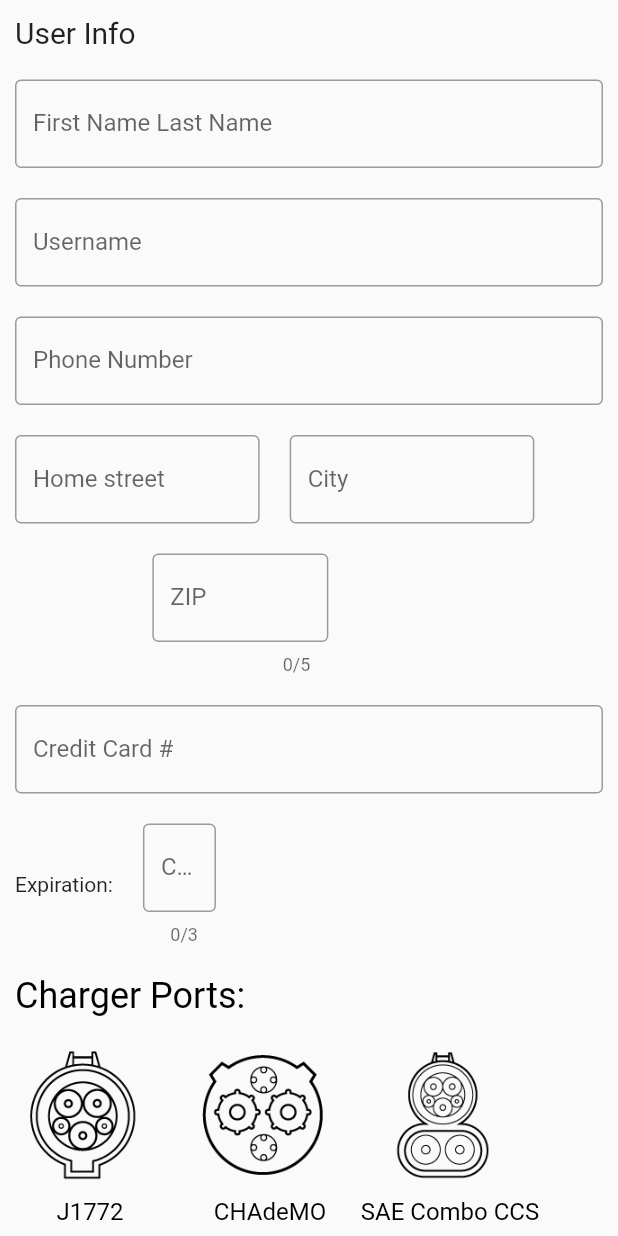
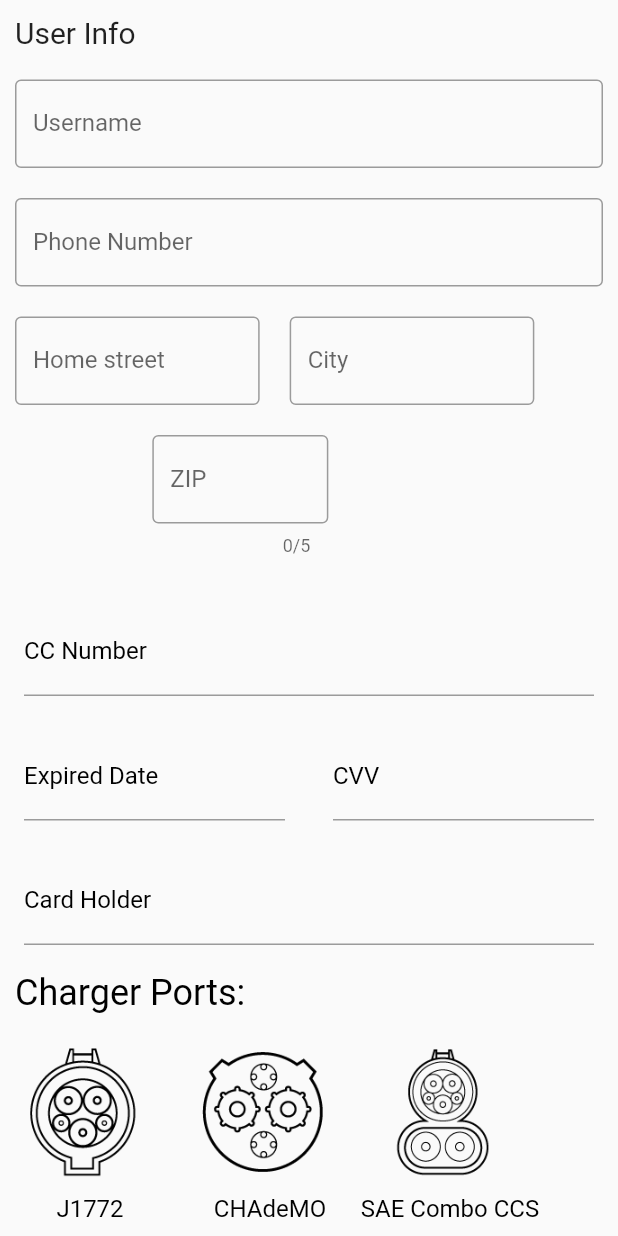
Before and after one commit to JonesParEnvorso/envorsocarcharger, a Flutter app: the AddPID screen opened directly, on a phone screen of 412 x 824 dp. Run offline on Flutter 3.47's test engine with Material 2 defaults, Android fonts, the phone set to English and light mode, and no system bars; drawn by our look-alikes of flutter_credit_card; our stand-ins replace avatar_glow, cloud_firestore, firebase_core, google_maps_flutter, speech_to_text; missing offline and left inert: highlight_text; accounts and stored records are empty.

Commit message:
Fixed navigation in newuser, newuseremail, firstLa

```diff
--- a/envorso_charging_app/lib/firstlaunch.dart
+++ b/envorso_charging_app/lib/firstlaunch.dart
@@ -1,6 +1,7 @@
 import 'package:envorso_charging_app/speech_recognition.dart';
 import 'package:flutter/material.dart';
 import 'newUserEmail.dart';
+import 'mapScreen.dart';
 
 void main() {
   runApp(const MyApp());
@@ -33,6 +34,9 @@ class _FirstLaunch extends State<FirstLaunch> {
 
   goToSignUp(BuildContext context) {
     Navigator.push(context, MaterialPageRoute(builder: (context) => AddUser()));
+  }
+  goToMap(BuildContext context){
+    Navigator.push(context, MaterialPageRoute(builder: (context) => MapScreen()));
   }
 
   @override
@@ -90,6 +94,7 @@ class _FirstLaunch extends State<FirstLaunch> {
                   child: const Text('Forgot Password?',
                       style: TextStyle(color: Color(0xff096B72))),
                 ),
+
                 // What is commented out below is the buttons for Google and Apple login
                 // Keep commented out until we can implement those features.
 
@@ -165,10 +170,7 @@ class _FirstLaunch extends State<FirstLaunch> {
                         backgroundColor:
                             MaterialStateProperty.all(Color(0xff096B72)),
                       ),
-                      onPressed: () {
-                        //print(nameController.text);
-                        //print(passwordController.text);
-                      },
+                      onPressed: () => goToMap(context) ,
                     )),
                 Row(
                   children: <Widget>[
--- a/envorso_charging_app/lib/newUser.dart
+++ b/envorso_charging_app/lib/newUser.dart
@@ -4,6 +4,7 @@ import 'package:firebase_core/firebase_core.dart';
 import 'package:flutter/services.dart';
 import 'firebase_options.dart';
 import 'mapScreen.dart';
+import 'package:flutter_credit_card/flutter_credit_card.dart';
 
 void main() async {
   WidgetsFlutterBinding.ensureInitialized();
@@ -37,6 +38,7 @@ class AddPID extends StatefulWidget {
 }
 
 class _AddPID extends State<AddPID> {
+  final GlobalKey<FormState> formKey = GlobalKey<FormState>();
   final GlobalKey<FormState> _formKey = GlobalKey();
 
   // address consists of: city, state, street, zip
@@ -54,6 +56,14 @@ class _AddPID extends State<AddPID> {
   final newName = TextEditingController();
   final newEmail = TextEditingController();
   final newPhone = TextEditingController();
+
+  String cardNumber = '';
+  String expiryDate = '';
+  String cardHolderName = '';
+  String cvvCode = '';
+  bool isCvvFocused = false;
+  bool useGlassMorphism = false;
+  bool useBackgroundImage = false;
 
   // chargerType and Subscriptions still need to be fully updated
   // charger type will be array
@@ -83,9 +93,17 @@ class _AddPID extends State<AddPID> {
           context, MaterialPageRoute(builder: (context) => const MapScreen()));
     }
 
+    OutlineInputBorder? border;
+
     @override
     void initState() {
       super.initState();
+      border = OutlineInputBorder(
+        borderSide: BorderSide(
+          color: Colors.grey.withOpacity(0.7),
+          width: 2.0,
+        ),
+      );
     }
 
     @override
@@ -111,6 +129,8 @@ class _AddPID extends State<AddPID> {
 
     _AddPID() async {
       //String name = newName.text; // split name into first and last
+
+      final GlobalKey<FormState> formKey = GlobalKey<FormState>();
       String firstName;
       String lastName;
       if (!newName.text.contains(" ")) {
@@ -229,8 +249,8 @@ class _AddPID extends State<AddPID> {
                     'User Info',
                     style: TextStyle(fontSize: 20),
                   )),
-              Container(
-                // namw
+              /*Container(
+                // name
                 width: screenWidth,
                 padding: inputPadding,
                 child: TextFormField(
@@ -243,7 +263,7 @@ class _AddPID extends State<AddPID> {
                     keyboardType: TextInputType.name,
                     textInputAction: TextInputAction.next,
                     validator: _validateField),
-              ),
+              ),*/
               Container(
                 // email
                 width: screenWidth,
@@ -361,98 +381,53 @@ class _AddPID extends State<AddPID> {
                 ],
               ),
               Container(
-                // credit card
-                width: screenWidth,
-                padding: inputPadding,
-                child: TextFormField(
-                    controller: newCard,
-                    //autocorrect: false,
-                    decoration: const InputDecoration(
-                      border: OutlineInputBorder(),
-                      labelText: 'Credit Card #',
-                    ),
-                    keyboardType: TextInputType.number,
-                    // accepts numbers only
-                    inputFormatters: <TextInputFormatter>[
-                      FilteringTextInputFormatter.digitsOnly
-                    ],
-                    textInputAction: TextInputAction.next,
-                    validator: _validateField),
-              ),
-              Row(
-                children: [
-                  Container(
-                    padding: inputPadding,
-                    child: const Text("Expiration:"),
+                child: CreditCardForm(
+                  formKey: formKey,
+                  obscureCvv: true,
+                  obscureNumber: true,
+                  cardNumber: cardNumber,
+                  cvvCode: cvvCode,
+                  isHolderNameVisible: true,
+                  isCardNumberVisible: true,
+                  isExpiryDateVisible: true,
+                  cardHolderName: cardHolderName,
+                  expiryDate: expiryDate,
+                  themeColor: Colors.blue,
+                  textColor: Colors.black,
+                  cardHolderDecoration: InputDecoration(
+                    hintStyle: const TextStyle(color: Colors.black),
+                    labelStyle: const TextStyle(color: Colors.black),
+                    focusedBorder: border,
+                    enabledBorder: border,
+                    labelText: 'Card Holder',
+                    hintText: 'First Name Last Name',
                   ),
-
-                  // WILL BE DROP DOWN
-
-                  /*Container(
-                      // expiration month
-                      width: screenWidth / 7,
-                      padding: const EdgeInsets.fromLTRB(10.0, 10.0, 0.0, 10.0),
-                      child: TextFormField(
-                          controller: newExpirMon,
-                          //autocorrect: false,
-                          decoration: const InputDecoration(
-                              hintText: 'MM', counterText: ""),
-                          maxLength: 2,
-                          keyboardType: TextInputType.number,
-                          inputFormatters: <TextInputFormatter>[
-                            FilteringTextInputFormatter.digitsOnly
-                          ],
-                          textInputAction: TextInputAction.next,
-                          onChanged: (value) => {
-                                if (newExpirMon.text.length == 2)
-                                  {FocusScope.of(context).nextFocus()}
-                              },
-                          validator: _validateField)),
-                  const Text("/"),
-                  Container(
-                      // expiration year
-                      width: screenWidth / 6,
-                      padding: const EdgeInsets.fromLTRB(5.0, 10.0, 10.0, 10.0),
-                      child: TextFormField(
-                          controller: newExpirYr,
-                          //autocorrect: false,
-                          decoration: const InputDecoration(
-                              hintText: 'YYYY', counterText: ""),
-                          maxLength: 4,
-                          keyboardType: TextInputType.number,
-                          inputFormatters: <TextInputFormatter>[
-                            FilteringTextInputFormatter.digitsOnly
-                          ],
-                          textInputAction: TextInputAction.next,
-                          onChanged: (value) => {
-                                if (newExpirYr.text.length == 4)
-                                  {FocusScope.of(context).nextFocus()}
-                              },
-                          validator: _validateField)),*/
-                  Container(
-                    // cvv
-                    width: screenWidth / 6,
-                    padding: inputPadding,
-                    child: TextFormField(
-                        controller: newCvv,
-                        //autocorrect: false,
-                        decoration: const InputDecoration(
-                          border: OutlineInputBorder(),
-                          labelText: 'CVV',
-                        ),
-                        maxLength: 3,
-                        keyboardType: TextInputType.number,
-                        inputFormatters: <TextInputFormatter>[
-                          FilteringTextInputFormatter.digitsOnly
-                        ],
-                        textInputAction: TextInputAction.next,
-                        onChanged: (value) => {
-                              if (newCvv.text.length == 3)
-                                {FocusScope.of(context).nextFocus()}
-                            },
-                        validator: _validateField),
-                  )
-                ],
+                  cardNumberDecoration: InputDecoration(
+                    labelText: 'CC Number',
+                    hintText: 'XXXX XXXX XXXX XXXX',
+                    hintStyle: const TextStyle(color: Colors.black),
+                    labelStyle: const TextStyle(color: Colors.black),
+                    focusedBorder: border,
+                    enabledBorder: border,
+                  ),
+                  expiryDateDecoration: InputDecoration(
+                    hintStyle: const TextStyle(color: Colors.black),
+                    labelStyle: const TextStyle(color: Colors.black),
+                    focusedBorder: border,
+                    enabledBorder: border,
+                    labelText: 'Expired Date',
+                    hintText: 'XX/XX',
+                  ),
+                  cvvCodeDecoration: InputDecoration(
+                    hintStyle: const TextStyle(color: Colors.black),
+                    labelStyle: const TextStyle(color: Colors.black),
+                    focusedBorder: border,
+                    enabledBorder: border,
+                    labelText: 'CVV',
+                    hintText: 'XXX',
+                  ),
+                  onCreditCardModelChange: onCreditCardModelChange,
+                ),
               ),
               Container(
                 padding: inputPadding,
@@ -603,5 +578,15 @@ class _AddPID extends State<AddPID> {
             ],
           )),
     );
+  }
+
+  void onCreditCardModelChange(CreditCardModel? creditCardModel) {
+    setState(() {
+      cardNumber = creditCardModel!.cardNumber;
+      expiryDate = creditCardModel.expiryDate;
+      cardHolderName = creditCardModel.cardHolderName;
+      cvvCode = creditCardModel.cvvCode;
+      isCvvFocused = creditCardModel.isCvvFocused;
+    });
   } // build
 } // _AddPIDState
--- a/envorso_charging_app/lib/newUserEmail.dart
+++ b/envorso_charging_app/lib/newUserEmail.dart
@@ -37,6 +37,10 @@ class _AddUser extends State<AddUser> {
   goToPID(BuildContext context) {
     Navigator.push(context, MaterialPageRoute(builder: (context) => AddPID()));
   }
+  goToLogin(BuildContext context){
+    Navigator.push(context, MaterialPageRoute(builder: (context) => FirstLaunch()));
+  }
+
   @override
   Widget build(BuildContext context) {
     return Scaffold(
@@ -78,6 +82,11 @@ class _AddUser extends State<AddUser> {
             ),
             onPressed: () => goToPID(context),
           )),
+      TextButton(
+                  onPressed: () => goToLogin(context),
+                  child: const Text('Already have an account?',
+                      style: TextStyle(color: Color(0xff096B72))),
+                ),
     ])));
   }
 }
```
